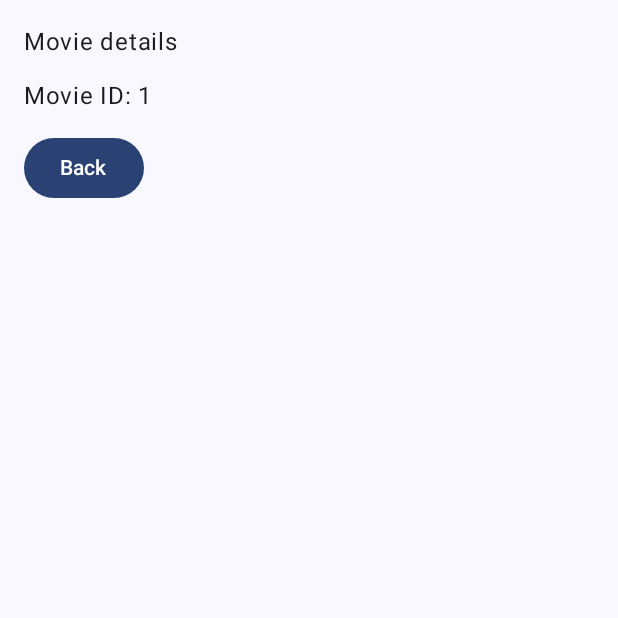
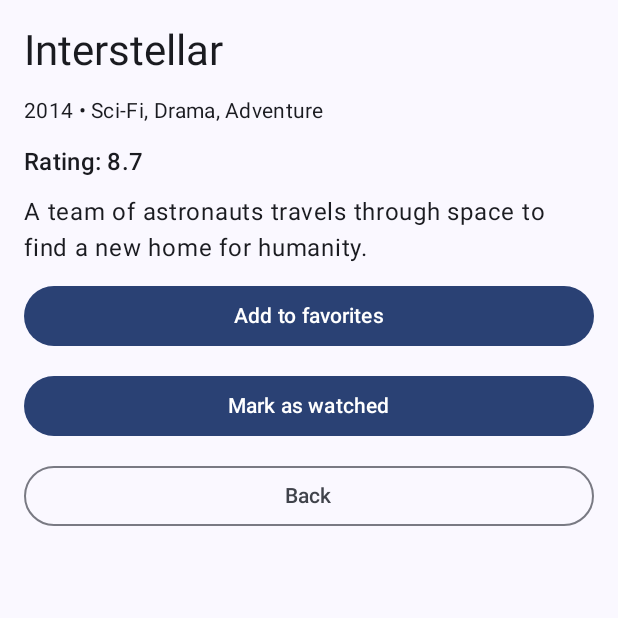
Before and after one commit to tokenovaai06/CineNest, an Android app built with Jetpack Compose: the screen it shows after launch (MainActivity), after a tap on "Interstellar", on a phone screen of 412 x 824 dp, the top half of it. Run offline under Robolectric (Android 15) with nearby library versions, the phone set to English and light mode, and no system bars.

Commit message:
Show movie details with favorite and watched actions

```diff
--- a/app/src/main/java/com/example/cinenest/ui/navigation/CineNestNavHost.kt
+++ b/app/src/main/java/com/example/cinenest/ui/navigation/CineNestNavHost.kt
@@ -45,8 +45,11 @@ fun CineNestNavHost(
             arguments = listOf(navArgument("movieId") { type = NavType.IntType })
         ) { backStackEntry ->
             val movieId = backStackEntry.arguments?.getInt("movieId") ?: 0
+            val movie = uiState.movies.find { it.id == movieId }
             MovieDetailsScreen(
-                movieId = movieId,
+                movie = movie,
+                onFavoriteClick = { viewModel.toggleFavorite(movieId) },
+                onWatchedClick = { viewModel.toggleWatched(movieId) },
                 onNavigateBack = { navController.popBackStack() }
             )
         }
--- a/app/src/main/java/com/example/cinenest/ui/screens/MovieDetailsScreen.kt
+++ b/app/src/main/java/com/example/cinenest/ui/screens/MovieDetailsScreen.kt
@@ -3,27 +3,74 @@ package com.example.cinenest.ui.screens
 import androidx.compose.foundation.layout.Arrangement
 import androidx.compose.foundation.layout.Column
 import androidx.compose.foundation.layout.fillMaxSize
+import androidx.compose.foundation.layout.fillMaxWidth
 import androidx.compose.foundation.layout.padding
+import androidx.compose.foundation.rememberScrollState
+import androidx.compose.foundation.verticalScroll
 import androidx.compose.material3.Button
+import androidx.compose.material3.MaterialTheme
+import androidx.compose.material3.OutlinedButton
 import androidx.compose.material3.Text
 import androidx.compose.runtime.Composable
 import androidx.compose.ui.Modifier
 import androidx.compose.ui.unit.dp
+import com.example.cinenest.model.Movie
 
 @Composable
 fun MovieDetailsScreen(
-    movieId: Int,
+    movie: Movie?,
+    onFavoriteClick: () -> Unit,
+    onWatchedClick: () -> Unit,
     onNavigateBack: () -> Unit,
     modifier: Modifier = Modifier
 ) {
     Column(
         modifier = modifier
             .fillMaxSize()
+            .verticalScroll(rememberScrollState())
             .padding(16.dp),
         verticalArrangement = Arrangement.spacedBy(12.dp)
     ) {
-        Text(text = "Movie details")
-        Text(text = "Movie ID: $movieId")
-        Button(onClick = onNavigateBack) { Text("Back") }
+        if (movie == null) {
+            Text(
+                text = "Movie not found",
+                style = MaterialTheme.typography.titleMedium
+            )
+        } else {
+            Text(
+                text = movie.title,
+                style = MaterialTheme.typography.headlineMedium
+            )
+            Text(
+                text = "${movie.year} • ${movie.genre}",
+                style = MaterialTheme.typography.bodyMedium
+            )
+            Text(
+                text = "Rating: ${movie.rating}",
+                style = MaterialTheme.typography.titleMedium
+            )
+            Text(
+                text = movie.description,
+                style = MaterialTheme.typography.bodyLarge
+            )
+            Button(
+                onClick = onFavoriteClick,
+                modifier = Modifier.fillMaxWidth()
+            ) {
+                Text(text = if (movie.isFavorite) "Remove from favorites" else "Add to favorites")
+            }
+            Button(
+                onClick = onWatchedClick,
+                modifier = Modifier.fillMaxWidth()
+            ) {
+                Text(text = if (movie.isWatched) "Watched" else "Mark as watched")
+            }
+        }
+        OutlinedButton(
+            onClick = onNavigateBack,
+            modifier = Modifier.fillMaxWidth()
+        ) {
+            Text(text = "Back")
+        }
     }
 }
```
